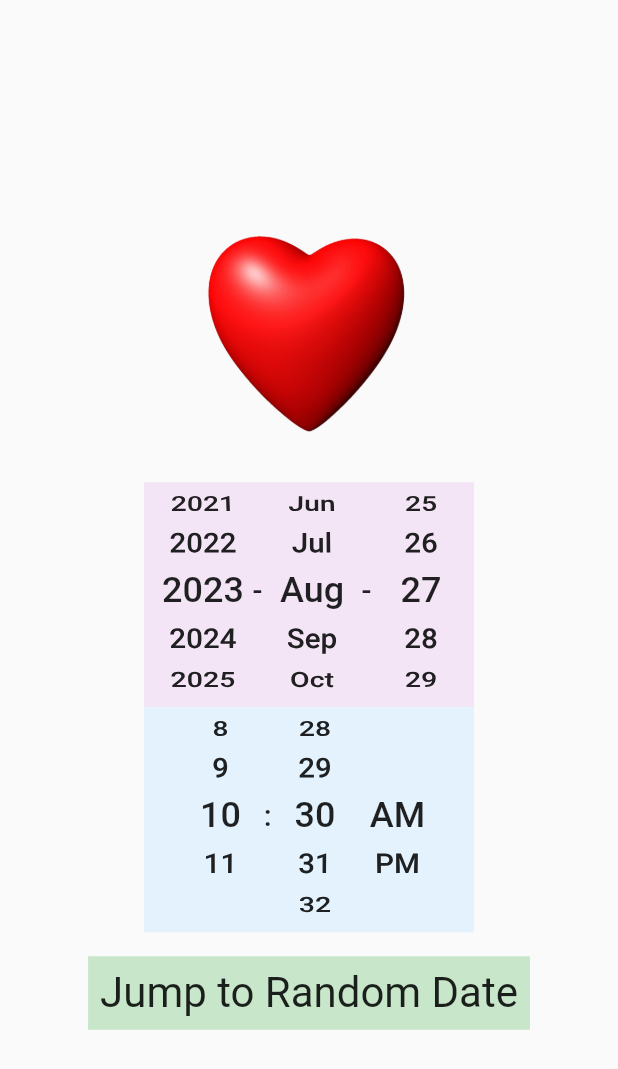
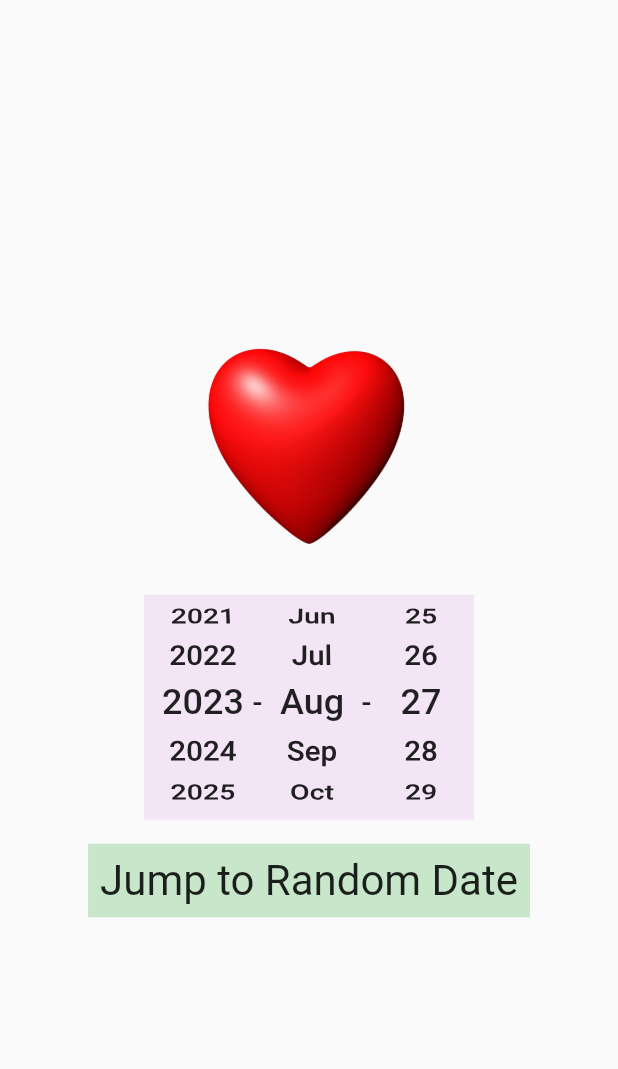
Before and after one commit to GitHubStuff/date_time_picker, a Flutter app: the screen it shows after launch, on a phone screen of 412 x 824 dp. Shown: the top 1069 px of the screen. Run offline on Flutter 3.47's test engine with Material 2 defaults, Android fonts, the phone set to English and light mode, and no system bars; our stand-ins replace flutter_bloc, flutter_modular; generated files the repository leaves out were written again.

Commit message:
Stack transitions

```diff
--- a/lib/date_time_picker/cubit/date_time_cubit.dart
+++ b/lib/date_time_picker/cubit/date_time_cubit.dart
@@ -9,9 +9,15 @@ class DateTimeState {
   final Median median;
   final int daysInMonth;
   final bool jumpToDateTime;
+  final bool showDate;
 
-  DateTimeState(this.dateTime, this.median, this.daysInMonth,
-      {this.jumpToDateTime = false});
+  DateTimeState(
+    this.dateTime,
+    this.median,
+    this.daysInMonth, {
+    this.jumpToDateTime = false,
+    required this.showDate,
+  });
 }
 
 class DateTimeCubit extends Cubit<DateTimeState> {
@@ -21,6 +27,7 @@ class DateTimeCubit extends Cubit<DateTimeState> {
           DateTime.now().hour >= 12 ? Median.PM : Median.AM,
           _daysInMonth(DateTime.now().month, DateTime.now().year),
           jumpToDateTime: true,
+          showDate: true,
         ));
 
   static int _daysInMonth(int month, int year) {
@@ -38,6 +45,7 @@ class DateTimeCubit extends Cubit<DateTimeState> {
       dateTime.hour >= 12 ? Median.PM : Median.AM,
       _daysInMonth(dateTime.month, dateTime.year),
       jumpToDateTime: true,
+      showDate: !state.showDate,
     ));
   }
 
@@ -85,6 +93,7 @@ class DateTimeCubit extends Cubit<DateTimeState> {
     int? hour,
     int? minute,
     int? second,
+    bool? showDate,
   }) {
     DateTime newDateTime = state.dateTime.copyWith(
       year: year ?? state.dateTime.year,
@@ -101,6 +110,7 @@ class DateTimeCubit extends Cubit<DateTimeState> {
       newDateTime,
       newDateTime.hour >= 12 ? Median.PM : Median.AM,
       _daysInMonth(newDateTime.month, newDateTime.year),
+      showDate: showDate ?? state.showDate,
     ));
   }
 }
--- a/lib/date_time_picker/date_time_picker.dart
+++ b/lib/date_time_picker/date_time_picker.dart
@@ -14,11 +14,34 @@ class DateTimePicker extends StatelessWidget {
       create: (context) => DateTimeCubit(),
       child: const Column(
         children: [
-          DateWheelSelector(),
-          TimeWheelSelector(),
+          ShowDateTimeStack(),
           JumpToRandomDateButton(),
         ],
       ),
     );
   }
 }
+
+class ShowDateTimeStack extends StatelessWidget {
+  const ShowDateTimeStack({super.key});
+  @override
+  Widget build(BuildContext context) {
+    return BlocBuilder<DateTimeCubit, DateTimeState>(
+      builder: (context, state) {
+        final showDate = state.showDate;
+        return Stack(
+          children: [
+            AnimatedOpacity(
+                opacity: showDate ? 1.0 : 0.0,
+                duration: const Duration(milliseconds: 500),
+                child: const DateWheelSelector()),
+            AnimatedOpacity(
+                opacity: showDate ? 0.0 : 1.0,
+                duration: const Duration(milliseconds: 500),
+                child: const TimeWheelSelector()),
+          ],
+        );
+      },
+    );
+  }
+}
```
